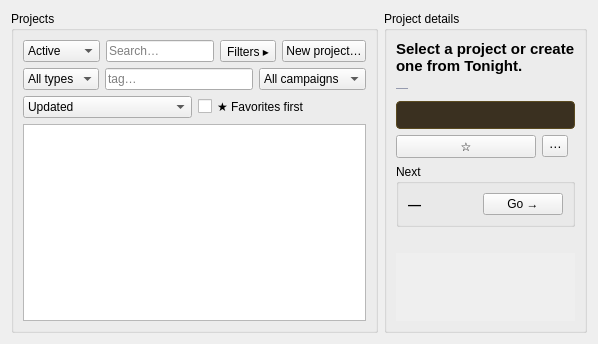
This is nightscribe/gui/ui/projects_tab.ui in irydeo/nightscribe as Qt 5 draws it before an edit. The edited form follows.
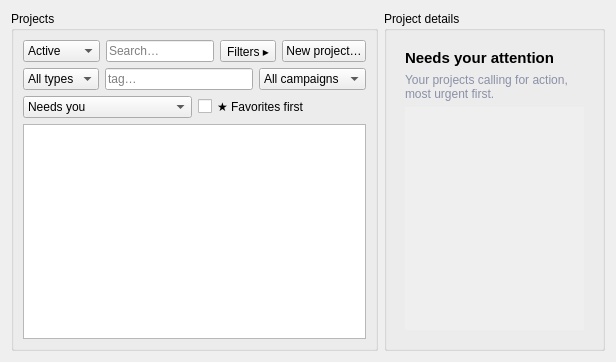
This is the edited form.

Commit message: core+gui: UX-PC U2 — the app speaks first: core/attention.py (urgency-sorted report over next_action + campaign signals + events, pure local maths), the 'Needs your attention' dashboard as the no-selection state of the Projects pane (calm/empty states), rich project rows (kind band, next action in words, step dots, tonight-visibility chip, activity age, SN/variable sparkline), 'Needs you' sort order, selection painted by the rows

Patch:
```diff
--- a/nightscribe/gui/ui/projects_tab.ui
+++ b/nightscribe/gui/ui/projects_tab.ui
@@ -71,6 +71,7 @@
            <layout class="QHBoxLayout" name="sortLayout">
             <item>
              <widget class="QComboBox" name="cmb_sort">
+              <item><property name="text"><string>Needs you</string></property></item>
               <item><property name="text"><string>Updated</string></property></item>
               <item><property name="text"><string>Created</string></property></item>
               <item><property name="text"><string>Name</string></property></item>
@@ -99,6 +100,36 @@
      <property name="title"><string>Project details</string></property>
      <layout class="QVBoxLayout" name="detailLayout">
       <item>
+       <widget class="QStackedWidget" name="stack_detail">
+        <widget class="QWidget" name="page_dashboard">
+         <layout class="QVBoxLayout" name="dashOuterLayout">
+          <item>
+           <widget class="QLabel" name="lbl_dash_title">
+            <property name="text"><string>Needs your attention</string></property>
+            <property name="styleSheet"><string notr="true">font-size: 15px; font-weight: bold;</string></property>
+           </widget>
+          </item>
+          <item>
+           <widget class="QLabel" name="lbl_dash_sub">
+            <property name="wordWrap"><bool>true</bool></property>
+            <property name="text"><string>Your projects calling for action, most urgent first.</string></property>
+            <property name="styleSheet"><string notr="true">color: #8a90a6;</string></property>
+           </widget>
+          </item>
+          <item>
+           <widget class="QScrollArea" name="scroll_dash">
+            <property name="widgetResizable"><bool>true</bool></property>
+            <property name="frameShape"><enum>QFrame::NoFrame</enum></property>
+            <widget class="QWidget" name="dash_container">
+             <layout class="QVBoxLayout" name="dashLayout"/>
+            </widget>
+           </widget>
+          </item>
+         </layout>
+        </widget>
+        <widget class="QWidget" name="page_detail">
+         <layout class="QVBoxLayout" name="pageDetailLayout">
+          <item>
        <widget class="QLabel" name="lbl_header">
         <property name="wordWrap"><bool>true</bool></property>
         <property name="text"><string>Select a project or create one from Tonight.</string></property>
@@ -121,6 +152,13 @@
         </item>
         <item>
          <layout class="QHBoxLayout" name="metaLayout">
+            <item>
+             <widget class="QToolButton" name="btn_home">
+              <property name="text"><string>⌂</string></property>
+              <property name="toolTip"><string>Back to the dashboard</string></property>
+              <property name="maximumWidth"><number>36</number></property>
+             </widget>
+            </item>
           <item>
            <widget class="QPushButton" name="btn_favorite">
             <property name="text"><string>☆</string></property>
@@ -171,6 +209,10 @@
            <property name="frameShape"><enum>QFrame::NoFrame</enum></property>
            <widget class="QWidget" name="page_container">
             <layout class="QVBoxLayout" name="pageLayout"/>
+            </widget>
+           </widget>
+          </item>
+         </layout>
            </widget>
           </widget>
          </item>
```
Lines whose indentation alone changed are shown as unchanged. The commit also changes 6 other files.
